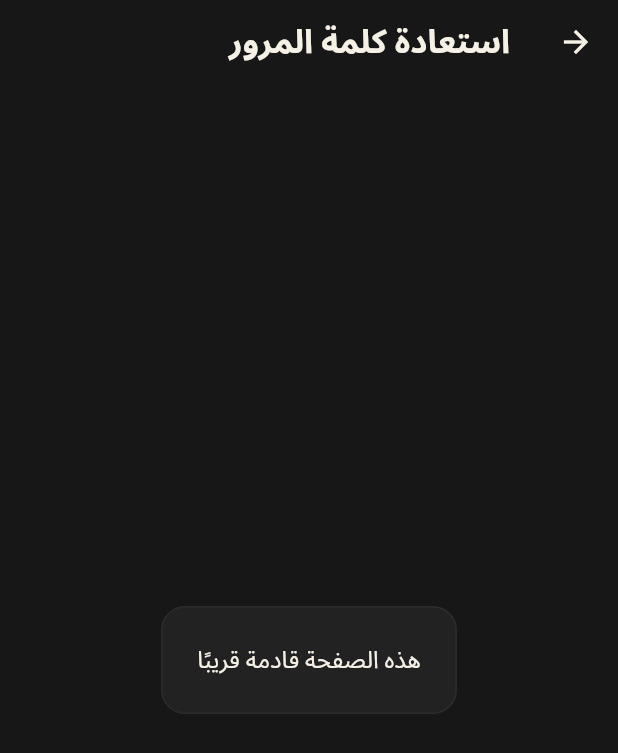
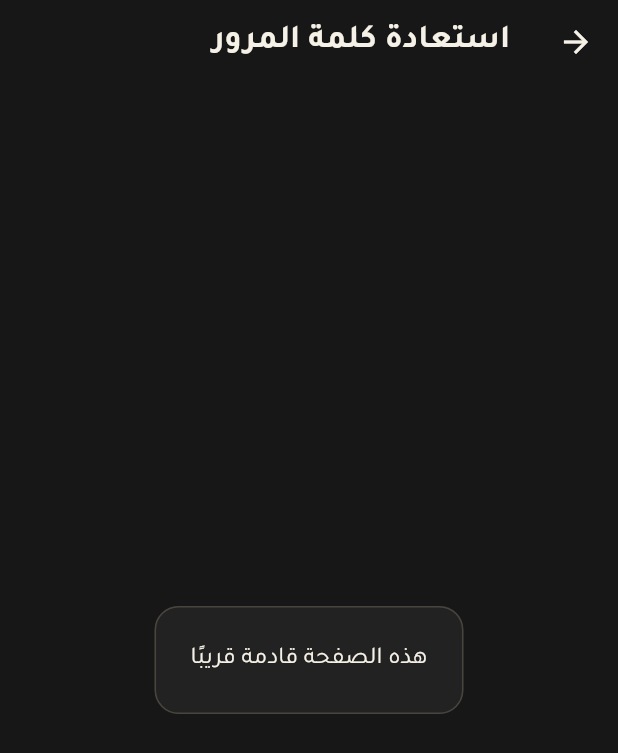
Before and after one commit to Malak987/luqma, a Flutter app: the screen it shows after launch, after a tap on "تسجيل الدخول", after a tap on "هل نسيت كلمة المرور؟", on a phone screen of 412 x 824 dp. Shown: the top 753 px of the screen. Run offline on Flutter 3.47's test engine with Material 3 defaults, Android fonts, the phone set to English and light mode, and no system bars; our stand-ins replace dio, equatable, flutter_bloc, flutter_secure_storage, flutter_svg, get_it.

Commit message:
feat(auth): add email verification flow

```diff
--- a/lib/core/constants/app_assets.dart
+++ b/lib/core/constants/app_assets.dart
@@ -1,10 +1,11 @@
-/// Centralized references to assets that can be supplied by product branding.
-///
-/// The first screen renders its wordmark as text for crisp scaling. Keeping
-/// these paths in one place lets a production SVG/image implementation be
-/// introduced without leaking asset paths into feature widgets.
+/// Centralized references to bundled brand assets.
 abstract final class AppAssets {
-  static const String logo = 'assets/brand/luqma_logo.svg';
+  /// Maroon wordmark, designed for light backgrounds.
+  static const String logoLight = 'assets/brand/luqma_light.png';
+
+  /// Cream wordmark, designed for dark backgrounds.
+  static const String logoDark = 'assets/brand/luqma_dark.png';
+
   static const String apple = 'assets/brand/apple.svg';
   static const String facebook = 'assets/brand/facebook.svg';
   static const String google = 'assets/brand/google.svg';
--- a/lib/core/theme/app_colors.dart
+++ b/lib/core/theme/app_colors.dart
@@ -70,10 +70,10 @@ class AppSemanticColors extends ThemeExtension<AppSemanticColors> {
     inactiveNavigation: Color(0xFF7A756F),
     accent: Color(0xFFC89F6A),
     link: Color(0xFFC89F6A),
-    border: Color(0xFF2B2B2B),
-    divider: Color(0xFF333333),
+    border: Color(0xFF4A443E),
+    divider: Color(0xFF3A3530),
     elevatedSurface: Color(0xFF2B2B2B),
-    elevatedBorder: Color(0xFF333333),
+    elevatedBorder: Color(0xFF4A443E),
   );
 
   @override
--- a/lib/core/theme/app_layout_metrics.dart
+++ b/lib/core/theme/app_layout_metrics.dart
@@ -20,15 +20,15 @@ class AppLayoutMetrics extends ThemeExtension<AppLayoutMetrics> {
   final double authSocialToFooter;
 
   static const AppLayoutMetrics light = AppLayoutMetrics(
-    authLogoToForm: 48,
-    authForgotToDivider: 32,
-    authSocialToFooter: 32,
+    authLogoToForm: 24,
+    authForgotToDivider: 24,
+    authSocialToFooter: 28,
   );
 
   static const AppLayoutMetrics dark = AppLayoutMetrics(
-    authLogoToForm: 72,
-    authForgotToDivider: 72,
-    authSocialToFooter: 72,
+    authLogoToForm: 24,
+    authForgotToDivider: 24,
+    authSocialToFooter: 28,
   );
 
   @override
--- a/lib/core/theme/app_sizes.dart
+++ b/lib/core/theme/app_sizes.dart
@@ -4,7 +4,7 @@ abstract final class AppSizes {
   static const double authButtonHeight = 54;
   static const double authLinkHeight = 40;
   static const double socialButtonSize = 50;
-  static const double logoWordmarkHeight = 62;
+  static const double authLogoHeight = 120;
   static const double iconSmall = 16;
   static const double iconMedium = 20;
   static const double iconLarge = 24;
--- a/lib/core/theme/app_text_styles.dart
+++ b/lib/core/theme/app_text_styles.dart
@@ -1,6 +1,9 @@
 import 'package:flutter/material.dart';
 
 abstract final class AppTextStyles {
+  /// Bundled family (Arabic + Latin) so typography is identical on every device.
+  static const String fontFamily = 'Tajawal';
+
   static const List<String> fontFallbacks = <String>[
     'Noto Sans Arabic',
     'Noto Naskh Arabic',
@@ -17,6 +20,7 @@ abstract final class AppTextStyles {
     TextDecoration? decoration,
   }) {
     return TextStyle(
+      fontFamily: fontFamily,
       fontSize: fontSize,
       fontWeight: fontWeight,
       color: color,
--- a/lib/core/theme/app_theme.dart
+++ b/lib/core/theme/app_theme.dart
@@ -54,6 +54,7 @@ abstract final class AppTheme {
       brightness: brightness,
       colorScheme: colorScheme,
       useMaterial3: true,
+      fontFamily: AppTextStyles.fontFamily,
     ).textTheme;
     final textTheme = baseTextTheme.copyWith(
       displayLarge: baseTextTheme.displayLarge?.copyWith(
@@ -113,7 +114,7 @@ abstract final class AppTheme {
     );
     final focusedFieldBorder = OutlineInputBorder(
       borderRadius: AppRadius.largeRadius,
-      borderSide: BorderSide(color: colors.primary, width: 1.5),
+      borderSide: BorderSide(color: colors.link, width: 1.8),
     );
     final errorFieldBorder = OutlineInputBorder(
       borderRadius: AppRadius.largeRadius,
@@ -126,6 +127,7 @@ abstract final class AppTheme {
       scaffoldBackgroundColor: colors.background,
       canvasColor: colors.background,
       useMaterial3: true,
+      fontFamily: AppTextStyles.fontFamily,
       visualDensity: VisualDensity.standard,
       textTheme: textTheme,
       extensions: <ThemeExtension<dynamic>>[
@@ -166,9 +168,9 @@ abstract final class AppTheme {
         style: TextButton.styleFrom(
           minimumSize: const Size(AppSizes.touchTarget, AppSizes.touchTarget),
           padding: const EdgeInsets.symmetric(horizontal: AppSpacing.xs),
-          foregroundColor: colors.primary,
+          foregroundColor: colors.link,
           textStyle: textTheme.labelLarge?.copyWith(
-            color: colors.primary,
+            color: colors.link,
             fontWeight: FontWeight.w600,
           ),
         ),
@@ -176,10 +178,10 @@ abstract final class AppTheme {
       outlinedButtonTheme: OutlinedButtonThemeData(
         style: OutlinedButton.styleFrom(
           minimumSize: const Size.fromHeight(AppSizes.authButtonHeight),
-          foregroundColor: colors.primary,
-          side: BorderSide(color: colors.border),
+          foregroundColor: colors.link,
+          side: BorderSide(color: colors.link.withOpacity(.6)),
           shape: const StadiumBorder(),
-          textStyle: textTheme.labelLarge?.copyWith(color: colors.primary),
+          textStyle: textTheme.labelLarge?.copyWith(color: colors.link),
         ),
       ),
       cardTheme: CardThemeData(
--- a/lib/core/widgets/app_logo.dart
+++ b/lib/core/widgets/app_logo.dart
@@ -1,73 +1,45 @@
 import 'package:flutter/material.dart';
 
-import '../theme/app_colors.dart';
+import '../constants/app_assets.dart';
 import '../theme/app_sizes.dart';
-import '../theme/app_spacing.dart';
-import '../theme/app_text_styles.dart';
 
+/// Brand wordmark. Uses the official artwork and switches between the maroon
+/// (light theme) and cream (dark theme) versions automatically.
 class AppLogo extends StatelessWidget {
-  const AppLogo({required this.brandName, required this.tagline, super.key});
+  const AppLogo({
+    required this.brandName,
+    required this.tagline,
+    super.key,
+    this.height = AppSizes.authLogoHeight,
+  });
 
   final String brandName;
   final String tagline;
+  final double height;
 
   @override
   Widget build(BuildContext context) {
-    final theme = Theme.of(context);
-    final semanticColors =
-        theme.extension<AppSemanticColors>() ?? AppSemanticColors.light;
-    final isArabic = Directionality.of(context) == TextDirection.rtl;
+    final isDark = Theme.of(context).brightness == Brightness.dark;
 
     return Semantics(
       image: true,
       label: '$brandName $tagline',
-      child: SizedBox(
-        height: AppSizes.logoWordmarkHeight,
-        child: Column(
-          mainAxisSize: MainAxisSize.min,
-          children: <Widget>[
-            Text(
-              brandName,
-              textAlign: TextAlign.center,
-              style: AppTextStyles.withArabicFallback(
-                fontSize: isArabic ? 42 : 36,
-                fontWeight: FontWeight.w800,
-                color: semanticColors.headingText,
-                height: 1,
-                letterSpacing: isArabic ? 0 : 1.4,
+      child: ExcludeSemantics(
+        child: Image.asset(
+          isDark ? AppAssets.logoDark : AppAssets.logoLight,
+          height: height,
+          fit: BoxFit.contain,
+          filterQuality: FilterQuality.high,
+          // Never crash a screen because of a missing image.
+          errorBuilder: (context, error, stackTrace) => SizedBox(
+            height: height,
+            child: Center(
+              child: Text(
+                brandName,
+                style: Theme.of(context).textTheme.displaySmall,
               ),
             ),
-            const SizedBox(height: AppSpacing.xs),
-            Row(
-              mainAxisSize: MainAxisSize.min,
-              children: <Widget>[
-                Container(
-                  width: 22,
-                  height: 1,
-                  color: semanticColors.accent,
-                ),
-                Padding(
-                  padding: const EdgeInsets.symmetric(horizontal: AppSpacing.sm),
-                  child: Text(
-                    tagline,
-                    textAlign: TextAlign.center,
-                    style: AppTextStyles.withArabicFallback(
-                      fontSize: 10,
-                      fontWeight: FontWeight.w600,
-                      color: semanticColors.accent,
-                      letterSpacing: 2.3,
-                      height: 1.1,
-                    ),
-                  ),
-                ),
-                Container(
-                  width: 22,
-                  height: 1,
-                  color: semanticColors.accent,
-                ),
-              ],
-            ),
-          ],
+          ),
         ),
       ),
     );
--- a/lib/core/widgets/app_text_field.dart
+++ b/lib/core/widgets/app_text_field.dart
@@ -1,4 +1,5 @@
 import 'package:flutter/material.dart';
+import 'package:flutter/services.dart';
 
 import '../theme/app_radius.dart';
 import '../theme/app_sizes.dart';
@@ -44,6 +45,8 @@ class AppTextField extends StatelessWidget {
     this.textDirection,
     this.errorText,
     this.semanticLabel,
+    this.inputFormatters,
+    this.showCounter = false,
   });
 
   final TextEditingController? controller;
@@ -81,6 +84,11 @@ class AppTextField extends StatelessWidget {
   final TextDirection? textDirection;
   final String? errorText;
   final String? semanticLabel;
+  final List<TextInputFormatter>? inputFormatters;
+
+  /// Flutter shows a "0/6" counter whenever `maxLength` is set; hidden by
+  /// default because it looks like a bug in a compact form.
+  final bool showCounter;
 
   @override
   Widget build(BuildContext context) {
@@ -96,8 +104,8 @@ class AppTextField extends StatelessWidget {
     final focusedBorder = OutlineInputBorder(
       borderRadius: radius,
       borderSide: BorderSide(
-        color: focusedBorderColor ?? semanticColors.primary,
-        width: 1.5,
+        color: focusedBorderColor ?? semanticColors.link,
+        width: 1.8,
       ),
     );
     final errorBorder = OutlineInputBorder(
@@ -112,6 +120,7 @@ class AppTextField extends StatelessWidget {
       hintText: hintText,
       labelText: labelText,
       errorText: errorText,
+      counterText: showCounter ? null : '',
       filled: true,
       fillColor: backgroundColor ?? semanticColors.surface,
       isDense: true,
@@ -161,10 +170,11 @@ class AppTextField extends StatelessWidget {
       maxLines: effectiveMaxLines,
       minLines: minLines,
       maxLength: maxLength,
+      inputFormatters: inputFormatters,
       autovalidateMode: autovalidateMode,
       textAlign: textAlign,
       textDirection: textDirection ?? Directionality.of(context),
-      cursorColor: semanticColors.primary,
+      cursorColor: semanticColors.link,
     );
 
     if (height != null || width != null) {
--- a/lib/features/authentication/email_verification/presentation/pages/email_verification_page.dart
+++ b/lib/features/authentication/email_verification/presentation/pages/email_verification_page.dart
@@ -1,6 +1,7 @@
 import 'dart:async';
 
 import 'package:flutter/material.dart';
+import 'package:flutter/services.dart';
 import 'package:flutter_bloc/flutter_bloc.dart';
 
 import '../../../../../core/error/failures.dart';
@@ -10,6 +11,7 @@ import '../../../../../core/routing/app_routes.dart';
 import '../../../../../core/theme/app_colors.dart';
 import '../../../../../core/theme/app_layout_metrics.dart';
 import '../../../../../core/theme/app_spacing.dart';
+import '../../../../../core/theme/app_text_styles.dart';
 import '../../../../../core/utils/validators.dart';
 import '../../../../../core/widgets/app_button.dart';
 import '../../../../../core/widgets/app_text_field.dart';
@@ -127,7 +129,6 @@ class _EmailVerificationPageState extends State<EmailVerificationPage> {
                   semanticLabel: l10n.auth.verificationEmailLabel,
                   keyboardType: TextInputType.emailAddress,
                   textInputAction: TextInputAction.next,
-                  textAlign: TextAlign.center,
                   validator: (value) => _emailError(
                     l10n,
                     Validators.usernameOrEmail(value),
@@ -143,6 +144,16 @@ class _EmailVerificationPageState extends State<EmailVerificationPage> {
                 keyboardType: TextInputType.number,
                 textInputAction: TextInputAction.done,
                 textAlign: TextAlign.center,
+                textDirection: TextDirection.ltr,
+                textStyle: AppTextStyles.withArabicFallback(
+                  fontSize: 24,
+                  fontWeight: FontWeight.w700,
+                  letterSpacing: 10,
+                  color: colors.bodyText,
+                ),
+                inputFormatters: <TextInputFormatter>[
+                  FilteringTextInputFormatter.digitsOnly,
+                ],
                 focusNode: _otpFocusNode,
                 maxLength: _otpLength,
                 validator: _otpError,
@@ -174,7 +185,6 @@ class _EmailVerificationPageState extends State<EmailVerificationPage> {
                 onPressed: _backToLogin,
                 child: Text(l10n.auth.backToLoginFromVerification),
               ),
-              SizedBox(height: MediaQuery.paddingOf(context).bottom),
             ],
           ),
         ),
@@ -356,6 +366,8 @@ class _ResendButton extends StatelessWidget {
   @override
   Widget build(BuildContext context) {
     final l10n = AppLocalizations.of(context);
+    final colors = Theme.of(context).extension<AppSemanticColors>() ??
+        AppSemanticColors.light;
     final isCoolingDown = remaining > 0;
 
     return BlocSelector<EmailVerificationCubit, EmailVerificationState, bool>(
@@ -368,6 +380,11 @@ class _ResendButton extends StatelessWidget {
           width: double.infinity,
           loading: isResending,
           enabled: !isResending && !isCoolingDown,
+          backgroundColor: Colors.transparent,
+          foregroundColor: isCoolingDown ? colors.mutedText : colors.link,
+          border: BorderSide(
+            color: isCoolingDown ? colors.border : colors.link,
+          ),
           semanticLabel: l10n.auth.resendOtp,
           onPressed: onResend,
         );
--- a/lib/features/authentication/login/presentation/pages/login_page.dart
+++ b/lib/features/authentication/login/presentation/pages/login_page.dart
@@ -71,7 +71,8 @@ class _LoginPageState extends State<LoginPage> {
           key: _formKey,
           autovalidateMode: AutovalidateMode.onUserInteraction,
           child: Column(
-            mainAxisAlignment: MainAxisAlignment.center,
+            mainAxisSize: MainAxisSize.min,
+            crossAxisAlignment: CrossAxisAlignment.stretch,
             children: <Widget>[
               AuthLogo(
                 brandName: l10n.common.brandName,
@@ -113,13 +114,13 @@ class _LoginPageState extends State<LoginPage> {
                 },
               ),
               const SizedBox(height: AppSpacing.sm),
-              ForgotPasswordButton(
+              Center(child: ForgotPasswordButton(
                 text: l10n.auth.forgotPassword,
                 onPressed: () => AppRouter.pushNamed(
                   context,
                   AppRoutes.forgotPassword,
                 ),
-              ),
+              )),
               SizedBox(height: metrics.authForgotToDivider),
               AuthDivider(label: l10n.auth.continueWith),
               const SizedBox(height: AppSpacing.xl),
@@ -154,13 +155,12 @@ class _LoginPageState extends State<LoginPage> {
                 ],
               ),
               SizedBox(height: metrics.authSocialToFooter),
-              AuthFooter(
+              Center(child: AuthFooter(
                 onRegister: () => AppRouter.pushNamed(
                   context,
                   AppRoutes.register,
                 ),
-              ),
-              SizedBox(height: MediaQuery.paddingOf(context).bottom),
+              )),
             ],
           ),
         ),
@@ -233,7 +233,6 @@ class _UsernameField extends StatelessWidget {
     final l10n = AppLocalizations.of(context);
     final semanticColors = Theme.of(context).extension<AppSemanticColors>() ??
         AppSemanticColors.light;
-    final isRtl = Directionality.of(context) == TextDirection.rtl;
     final icon = Tooltip(
       message: l10n.auth.usernameOrEmailLabel,
       child: const Icon(Icons.person_outline_rounded),
@@ -245,11 +244,9 @@ class _UsernameField extends StatelessWidget {
       semanticLabel: l10n.auth.usernameOrEmailLabel,
       keyboardType: TextInputType.emailAddress,
       textInputAction: TextInputAction.next,
-      textAlign: TextAlign.center,
       validator: validator,
       onSubmitted: onSubmitted,
-      prefixIcon: isRtl ? icon : null,
-      suffixIcon: isRtl ? null : icon,
+      prefixIcon: icon,
       iconColor: semanticColors.mutedText,
       iconSize: AppSizes.iconMedium,
     );
--- a/lib/features/authentication/login/presentation/widgets/auth_footer.dart
+++ b/lib/features/authentication/login/presentation/widgets/auth_footer.dart
@@ -41,7 +41,7 @@ class _AuthFooterState extends State<AuthFooter> {
     final colors = Theme.of(context).extension<AppSemanticColors>() ??
         AppSemanticColors.light;
     final bodyStyle = AppTextStyles.withArabicFallback(
-      fontSize: 12,
+      fontSize: 14,
       color: colors.mutedText,
       height: 1.4,
     );
--- a/lib/features/authentication/login/presentation/widgets/auth_password_field.dart
+++ b/lib/features/authentication/login/presentation/widgets/auth_password_field.dart
@@ -41,7 +41,6 @@ class _AuthPasswordFieldState extends State<AuthPasswordField> {
     final l10n = AppLocalizations.of(context);
     final colors = Theme.of(context).extension<AppSemanticColors>() ??
         AppSemanticColors.light;
-    final isRtl = Directionality.of(context) == TextDirection.rtl;
     final visibilityButton = IconButton(
       onPressed: () => setState(() => _obscured = !_obscured),
       tooltip: _obscured ? l10n.auth.showPassword : l10n.auth.hidePassword,
@@ -61,9 +60,8 @@ class _AuthPasswordFieldState extends State<AuthPasswordField> {
       child: const Icon(Icons.lock_outline_rounded),
     );
 
-    // Keep the eye on the visual left and the field-type lock on the visual
-    // right, as in the supplied composition, while the text itself remains
-    // direction-aware.
+    // Lock icon at the start, visibility toggle at the end. Both flip
+    // automatically with the text direction.
     return AppTextField(
       controller: widget.controller,
       hintText: widget.hintText,
@@ -75,8 +73,8 @@ class _AuthPasswordFieldState extends State<AuthPasswordField> {
       enabled: widget.enabled,
       keyboardType: TextInputType.visiblePassword,
       textInputAction: TextInputAction.done,
-      prefixIcon: isRtl ? lockIcon : visibilityButton,
-      suffixIcon: isRtl ? visibilityButton : lockIcon,
+      prefixIcon: lockIcon,
+      suffixIcon: visibilityButton,
       iconColor: colors.mutedText,
       iconSize: AppSizes.iconMedium,
       semanticLabel: l10n.auth.password,
--- a/lib/features/authentication/login/presentation/widgets/auth_scaffold.dart
+++ b/lib/features/authentication/login/presentation/widgets/auth_scaffold.dart
@@ -19,7 +19,6 @@ class AuthScaffold extends StatelessWidget {
   Widget build(BuildContext context) {
     final colors = Theme.of(context).extension<AppSemanticColors>() ??
         AppSemanticColors.light;
-    final mediaQuery = MediaQuery.of(context);
     final isDark = Theme.of(context).brightness == Brightness.dark;
 
     return AnnotatedRegion<SystemUiOverlayStyle>(
@@ -44,13 +43,15 @@ class AuthScaffold extends StatelessWidget {
                 final outerPadding = padding ??
                     EdgeInsetsDirectional.fromSTEB(
                       horizontalPadding,
-                      AppSpacing.xxxl,
+                      AppSpacing.xl,
                       horizontalPadding,
-                      AppSpacing.md,
+                      AppSpacing.xl,
                     );
-                final minHeight = mediaQuery.size.height -
-                    mediaQuery.padding.vertical -
-                    AppSpacing.md * 2;
+                // Fill exactly the visible area (minus padding) so short
+                // forms are centered and only long ones scroll.
+                final verticalPadding =
+                    outerPadding.resolve(Directionality.of(context)).vertical;
+                final minHeight = constraints.maxHeight - verticalPadding;
                 final safeMinHeight = minHeight < 0 ? 0.0 : minHeight;
 
                 return SingleChildScrollView(
@@ -60,7 +61,7 @@ class AuthScaffold extends StatelessWidget {
                   child: ConstrainedBox(
                     constraints: BoxConstraints(minHeight: safeMinHeight),
                     child: Align(
-                      alignment: AlignmentDirectional.topCenter,
+                      alignment: Alignment.center,
                       child: ConstrainedBox(
                         constraints: const BoxConstraints(
                           maxWidth: AppSizes.authContentMaxWidth,
--- a/lib/features/authentication/login/presentation/widgets/forgot_password_button.dart
+++ b/lib/features/authentication/login/presentation/widgets/forgot_password_button.dart
@@ -27,7 +27,7 @@ class ForgotPasswordButton extends StatelessWidget {
         text,
         textAlign: TextAlign.center,
         style: AppTextStyles.withArabicFallback(
-          fontSize: 12,
+          fontSize: 14,
           color: colors.mutedText,
           fontWeight: FontWeight.w500,
         ),
--- a/lib/features/authentication/register/presentation/pages/register_page.dart
+++ b/lib/features/authentication/register/presentation/pages/register_page.dart
@@ -189,7 +189,6 @@ class _RegisterPageState extends State<RegisterPage> {
                 onPressed: () => _backToLogin(context),
                 child: Text(l10n.auth.backToLogin),
               ),
-              SizedBox(height: MediaQuery.paddingOf(context).bottom),
             ],
           ),
         ),
@@ -318,7 +317,6 @@ class _RegisterTextField extends StatelessWidget {
   Widget build(BuildContext context) {
     final semanticColors = Theme.of(context).extension<AppSemanticColors>() ??
         AppSemanticColors.light;
-    final isRtl = Directionality.of(context) == TextDirection.rtl;
     final leading = Icon(icon);
 
     return AppTextField(
@@ -327,12 +325,10 @@ class _RegisterTextField extends StatelessWidget {
       semanticLabel: semanticLabel,
       keyboardType: keyboardType,
       textInputAction: textInputAction,
-      textAlign: TextAlign.center,
       validator: validator,
       onSubmitted: onSubmitted,
       focusNode: focusNode,
-      prefixIcon: isRtl ? leading : null,
-      suffixIcon: isRtl ? null : leading,
+      prefixIcon: leading,
       iconColor: semanticColors.mutedText,
       iconSize: AppSizes.iconMedium,
     );
```
Also changed, not shown: pubspec.yaml (+12 -0 lines), assets/fonts/Tajawal-Bold.ttf (added), assets/fonts/Tajawal-ExtraBold.ttf (added), assets/fonts/Tajawal-Medium.ttf (added), assets/fonts/Tajawal-Regular.ttf (added).
